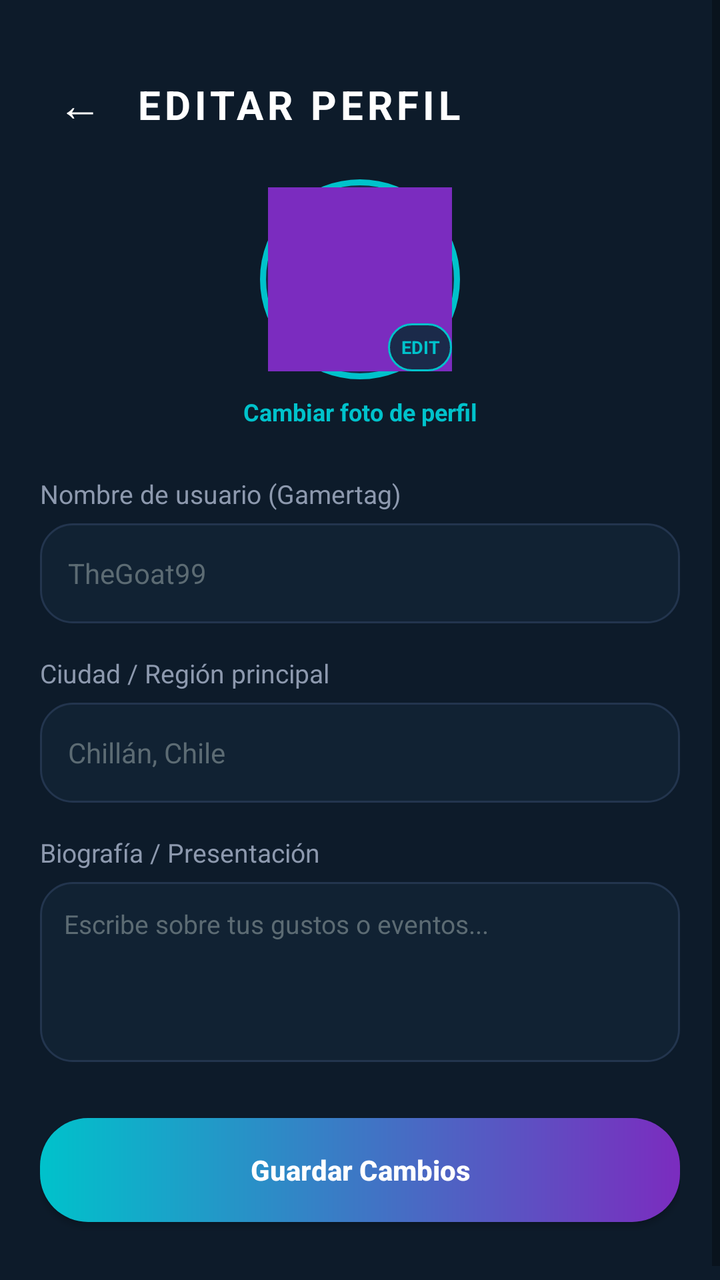
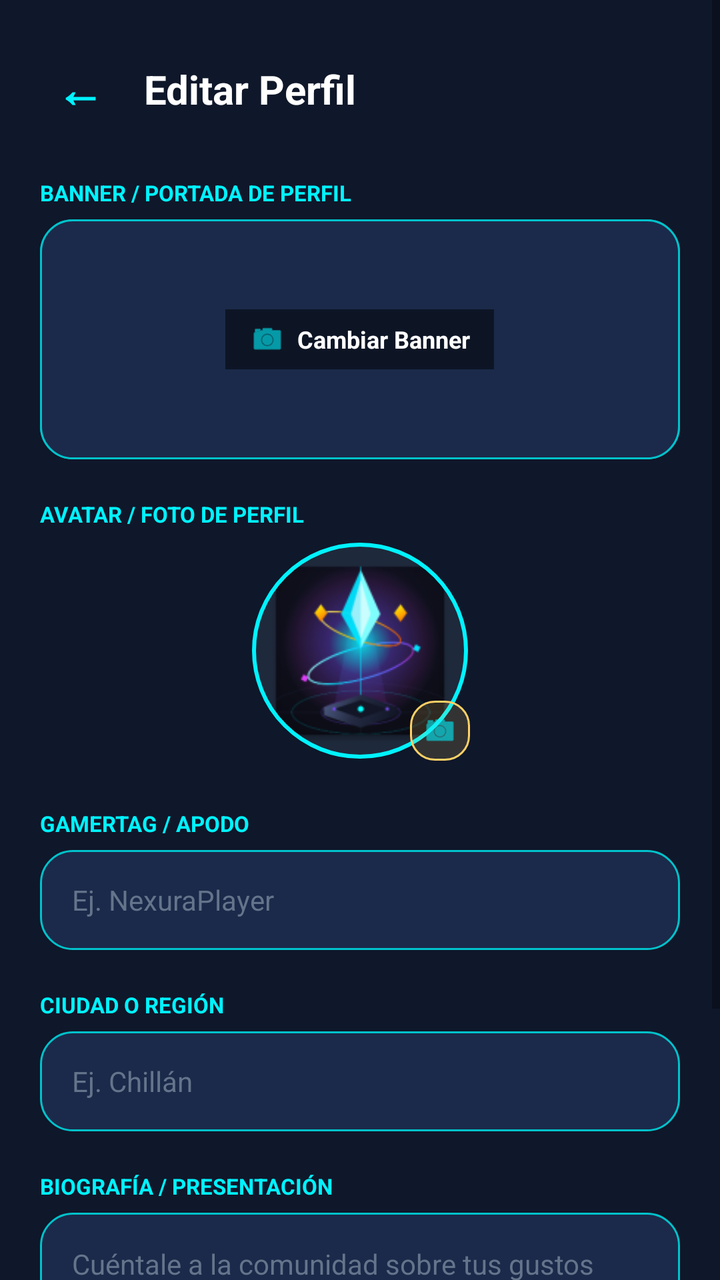

An Android layout rendered at two revisions. The XML below is the earlier revision; the diff shows what the commit changed to produce the second picture.
<!-- AndroidManifest.xml: application theme Theme.Nexura -->
<!-- res/layout/activity_editar_perfil.xml -->
<?xml version="1.0" encoding="utf-8"?>
<ScrollView xmlns:android="http://schemas.android.com/apk/res/android"
    xmlns:app="http://schemas.android.com/apk/res-auto"
    xmlns:tools="http://schemas.android.com/tools"
    android:layout_width="match_parent"
    android:layout_height="match_parent"
    android:background="@color/bg_dark"
    android:fillViewport="true"
    tools:context=".ui.EditarPerfil">

    <androidx.constraintlayout.widget.ConstraintLayout
        android:layout_width="match_parent"
        android:layout_height="wrap_content"
        android:padding="20dp">

        <TextView
            android:id="@+id/btnBackEditProfile"
            android:layout_width="40dp"
            android:layout_height="40dp"
            android:layout_marginTop="12dp"
            android:gravity="center"
            android:text="←"
            android:textColor="@color/text_white"
            android:textSize="22sp"
            app:layout_constraintStart_toStartOf="parent"
            app:layout_constraintTop_toTopOf="parent" />

        <TextView
            android:id="@+id/tvEditProfileTitle"
            android:layout_width="wrap_content"
            android:layout_height="wrap_content"
            android:layout_marginStart="8dp"
            android:letterSpacing="0.1"
            android:text="EDITAR PERFIL"
            android:textColor="@color/text_white"
            android:textSize="20sp"
            android:textStyle="bold"
            app:layout_constraintBottom_toBottomOf="@id/btnBackEditProfile"
            app:layout_constraintStart_toEndOf="@id/btnBackEditProfile"
            app:layout_constraintTop_toTopOf="@id/btnBackEditProfile" />

        <FrameLayout
            android:id="@+id/frameEditAvatar"
            android:layout_width="100dp"
            android:layout_height="100dp"
            android:layout_marginTop="24dp"
            android:background="@drawable/avatar"
            android:padding="4dp"
            app:layout_constraintEnd_toEndOf="parent"
            app:layout_constraintStart_toStartOf="parent"
            app:layout_constraintTop_toBottomOf="@id/tvEditProfileTitle">

            <ImageView
                android:id="@+id/ivEditAvatar"
                android:layout_width="match_parent"
                android:layout_height="match_parent"
                android:background="@color/electric_purple"
                android:scaleType="centerCrop" />

            <TextView
                android:layout_width="32dp"
                android:layout_height="24dp"
                android:layout_gravity="bottom|end"
                android:background="@drawable/categoria"
                android:gravity="center"
                android:text="EDIT"
                android:textColor="@color/neon_cyan"
                android:textSize="9sp"
                android:textStyle="bold" />
        </FrameLayout>

        <TextView
            android:id="@+id/btnChangePhotoText"
            android:layout_width="wrap_content"
            android:layout_height="wrap_content"
            android:layout_marginTop="8dp"
            android:text="Cambiar foto de perfil"
            android:textColor="@color/neon_cyan"
            android:textSize="12sp"
            android:textStyle="bold"
            app:layout_constraintEnd_toEndOf="parent"
            app:layout_constraintStart_toStartOf="parent"
            app:layout_constraintTop_toBottomOf="@id/frameEditAvatar" />

        <TextView
            android:id="@+id/lblEditUsername"
            android:layout_width="wrap_content"
            android:layout_height="wrap_content"
            android:layout_marginTop="24dp"
            android:text="Nombre de usuario (Gamertag)"
            android:textColor="@color/text_gray"
            android:textSize="13sp"
            app:layout_constraintStart_toStartOf="parent"
            app:layout_constraintTop_toBottomOf="@id/btnChangePhotoText" />

        <EditText
            android:id="@+id/etEditGamertag"
            android:layout_width="0dp"
            android:layout_height="50dp"
            android:layout_marginTop="6dp"
            android:background="@drawable/input"
            android:hint="TheGoat99"
            android:paddingHorizontal="14dp"
            android:textColor="@color/text_white"
            android:textColorHint="@color/text_hint"
            android:textSize="14sp"
            app:layout_constraintEnd_toEndOf="parent"
            app:layout_constraintStart_toStartOf="parent"
            app:layout_constraintTop_toBottomOf="@id/lblEditUsername" />

        <TextView
            android:id="@+id/lblEditCity"
            android:layout_width="wrap_content"
            android:layout_height="wrap_content"
            android:layout_marginTop="16dp"
            android:text="Ciudad / Región principal"
            android:textColor="@color/text_gray"
            android:textSize="13sp"
            app:layout_constraintStart_toStartOf="parent"
            app:layout_constraintTop_toBottomOf="@id/etEditGamertag" />

        <EditText
            android:id="@+id/etEditCity"
            android:layout_width="0dp"
            android:layout_height="50dp"
            android:layout_marginTop="6dp"
            android:background="@drawable/input"
            android:hint="Chillán, Chile"
            android:paddingHorizontal="14dp"
            android:textColor="@color/text_white"
            android:textColorHint="@color/text_hint"
            android:textSize="14sp"
            app:layout_constraintEnd_toEndOf="parent"
            app:layout_constraintStart_toStartOf="parent"
            app:layout_constraintTop_toBottomOf="@id/lblEditCity" />

        <TextView
            android:id="@+id/lblEditBio"
            android:layout_width="wrap_content"
            android:layout_height="wrap_content"
            android:layout_marginTop="16dp"
            android:text="Biografía / Presentación"
            android:textColor="@color/text_gray"
            android:textSize="13sp"
            app:layout_constraintStart_toStartOf="parent"
            app:layout_constraintTop_toBottomOf="@id/etEditCity" />

        <EditText
            android:id="@+id/etEditBio"
            android:layout_width="0dp"
            android:layout_height="90dp"
            android:layout_marginTop="6dp"
            android:background="@drawable/input"
            android:gravity="top"
            android:hint="Escribe sobre tus gustos o eventos..."
            android:inputType="textMultiLine"
            android:padding="12dp"
            android:textColor="@color/text_white"
            android:textColorHint="@color/text_hint"
            android:textSize="13sp"
            app:layout_constraintEnd_toEndOf="parent"
            app:layout_constraintStart_toStartOf="parent"
            app:layout_constraintTop_toBottomOf="@id/lblEditBio" />

        <androidx.appcompat.widget.AppCompatButton
            android:id="@+id/btnSaveProfile"
            android:layout_width="0dp"
            android:layout_height="52dp"
            android:layout_marginTop="28dp"
            android:layout_marginBottom="16dp"
            android:background="@drawable/boton_gradiante"
            android:text="Guardar Cambios"
            android:textAllCaps="false"
            android:textColor="@color/text_white"
            android:textSize="14sp"
            android:textStyle="bold"
            app:layout_constraintBottom_toBottomOf="parent"
            app:layout_constraintEnd_toEndOf="parent"
            app:layout_constraintStart_toStartOf="parent"
            app:layout_constraintTop_toBottomOf="@id/etEditBio" />

    </androidx.constraintlayout.widget.ConstraintLayout>
</ScrollView>
<!-- resources referenced by this layout -->
<resources>
  <color name="bg_dark">#0D1B2A</color>
  <color name="electric_purple">#7B2CBF</color>
  <color name="neon_cyan">#00C2CB</color>
  <color name="text_gray">#8D99AE</color>
  <color name="text_hint">#5C6B73</color>
  <color name="text_white">#FFFFFF</color>
  <!-- drawable avatar (drawable) -->
  <?xml version="1.0" encoding="utf-8"?>
  <shape xmlns:android="http://schemas.android.com/apk/res/android"
      android:shape="oval">
      <solid android:color="@color/surface_card" />
      <stroke android:width="3dp" android:color="@color/neon_cyan" />
  </shape>
  <!-- drawable boton_gradiante (drawable) -->
  <?xml version="1.0" encoding="utf-8"?>
  <shape xmlns:android="http://schemas.android.com/apk/res/android"
      android:shape="rectangle">
      <gradient
          android:startColor="#00C2CB"
          android:endColor="#7B2CBF"
          android:angle="0" />
      <corners android:radius="24dp" />
  </shape>
  <!-- drawable categoria (drawable) -->
  <?xml version="1.0" encoding="utf-8"?>
  <shape xmlns:android="http://schemas.android.com/apk/res/android"
      android:shape="rectangle">
      <solid android:color="@color/surface_card" />
      <stroke android:width="1dp" android:color="@color/neon_cyan" />
      <corners android:radius="16dp" />
  </shape>
  <!-- drawable input (drawable) -->
  <?xml version="1.0" encoding="utf-8"?>
  <shape xmlns:android="http://schemas.android.com/apk/res/android"
      android:shape="rectangle">
      <solid android:color="@color/input_bg" />
      <stroke
          android:width="1dp"
          android:color="#23354E" />
      <corners android:radius="16dp" />
  </shape>
  <style name="Theme.Nexura" parent="Theme.MaterialComponents.DayNight.DarkActionBar">
          
          <item name="colorPrimary">@color/purple_500</item>
          <item name="colorPrimaryVariant">@color/purple_700</item>
          <item name="colorOnPrimary">@color/white</item>
          
          <item name="colorSecondary">@color/teal_200</item>
          <item name="colorSecondaryVariant">@color/teal_700</item>
          <item name="colorOnSecondary">@color/black</item>
          
          <item name="android:statusBarColor">?attr/colorPrimaryVariant</item>
          
      </style>
  <color name="surface_card">#1B2A4A</color>
  <color name="input_bg">#112233</color>
  <color name="purple_500">#FF6200EE</color>
  <color name="purple_700">#FF3700B3</color>
  <color name="white">#FFFFFFFF</color>
  <color name="teal_200">#FF03DAC5</color>
  <color name="teal_700">#FF018786</color>
  <color name="black">#FF000000</color>
</resources>

<!-- the commit's change to res/layout/activity_editar_perfil.xml (unified diff, before → after) -->
@@ -1,183 +1,278 @@
 <?xml version="1.0" encoding="utf-8"?>
-<ScrollView xmlns:android="http://schemas.android.com/apk/res/android"
+<FrameLayout xmlns:android="http://schemas.android.com/apk/res/android"
     xmlns:app="http://schemas.android.com/apk/res-auto"
     xmlns:tools="http://schemas.android.com/tools"
     android:layout_width="match_parent"
     android:layout_height="match_parent"
-    android:background="@color/bg_dark"
-    android:fillViewport="true"
-    tools:context=".ui.EditarPerfil">
-
-    <androidx.constraintlayout.widget.ConstraintLayout
+    android:background="#0F172A">
+
+    <ScrollView
         android:layout_width="match_parent"
-        android:layout_height="wrap_content"
-        android:padding="20dp">
-
-        <TextView
-            android:id="@+id/btnBackEditProfile"
-            android:layout_width="40dp"
-            android:layout_height="40dp"
-            android:layout_marginTop="12dp"
+        android:layout_height="match_parent"
+        android:fillViewport="true">
+
+        <LinearLayout
+            android:layout_width="match_parent"
+            android:layout_height="wrap_content"
+            android:orientation="vertical"
+            android:padding="20dp">
+
+            
+            <LinearLayout
+                android:layout_width="match_parent"
+                android:layout_height="wrap_content"
+                android:gravity="center_vertical"
+                android:orientation="horizontal">
+
+                <TextView
+                    android:id="@+id/btnBackEditProfile"
+                    android:layout_width="wrap_content"
+                    android:layout_height="wrap_content"
+                    android:padding="8dp"
+                    android:text="←"
+                    android:textColor="#00F2FE"
+                    android:textSize="24sp"
+                    android:textStyle="bold" />
+
+                <TextView
+                    android:layout_width="0dp"
+                    android:layout_height="wrap_content"
+                    android:layout_marginStart="12dp"
+                    android:layout_weight="1"
+                    android:text="Editar Perfil"
+                    android:textColor="#FFFFFF"
+                    android:textSize="20sp"
+                    android:textStyle="bold" />
+            </LinearLayout>
+
+            
+            <TextView
+                android:layout_width="wrap_content"
+                android:layout_height="wrap_content"
+                android:layout_marginTop="20dp"
+                android:layout_marginBottom="6dp"
+                android:text="BANNER / PORTADA DE PERFIL"
+                android:textColor="#00F2FE"
+                android:textSize="11sp"
+                android:textStyle="bold" />
+
+            <FrameLayout
+                android:id="@+id/containerBannerEdit"
+                android:layout_width="match_parent"
+                android:layout_height="120dp"
+                android:layout_marginBottom="20dp"
+                android:background="@drawable/categoria">
+
+                <ImageView
+                    android:id="@+id/ivBannerEdit"
+                    android:layout_width="match_parent"
+                    android:layout_height="match_parent"
+                    android:scaleType="centerCrop"
+                    android:src="@drawable/categoria" />
+
+                
+                <LinearLayout
+                    android:layout_width="wrap_content"
+                    android:layout_height="wrap_content"
+                    android:layout_gravity="center"
+                    android:background="#80000000"
+                    android:gravity="center"
+                    android:orientation="horizontal"
+                    android:paddingHorizontal="12dp"
+                    android:paddingVertical="6dp">
+
+                    <ImageView
+                        android:layout_width="18dp"
+                        android:layout_height="18dp"
+                        android:src="@android:drawable/ic_menu_camera"
+                        app:tint="#00F2FE" />
+
+                    <TextView
+                        android:layout_width="wrap_content"
+                        android:layout_height="wrap_content"
+                        android:layout_marginStart="6dp"
+                        android:text="Cambiar Banner"
+                        android:textColor="#FFFFFF"
+                        android:textSize="12sp"
+                        android:textStyle="bold" />
+                </LinearLayout>
+            </FrameLayout>
+
+            
+            <TextView
+                android:layout_width="wrap_content"
+                android:layout_height="wrap_content"
+                android:layout_marginBottom="6dp"
+                android:text="AVATAR / FOTO DE PERFIL"
+                android:textColor="#00F2FE"
+                android:textSize="11sp"
+                android:textStyle="bold" />
+
+            <FrameLayout
+                android:layout_width="110dp"
+                android:layout_height="110dp"
+                android:layout_gravity="center_horizontal"
+                android:layout_marginBottom="24dp">
+
+                <com.google.android.material.imageview.ShapeableImageView
+                    android:id="@+id/ivAvatarEdit"
+                    android:layout_width="match_parent"
+                    android:layout_height="match_parent"
+                    android:background="#1E293B"
+                    android:padding="2dp"
+                    android:scaleType="centerCrop"
+                    android:src="@mipmap/ic_launcher"
+                    app:shapeAppearanceOverlay="@style/ShapeAppearance.Material3.Corner.Full"
+                    app:strokeColor="#00F2FE"
+                    app:strokeWidth="2dp" />
+
+                <ImageView
+                    android:layout_width="30dp"
+                    android:layout_height="30dp"
+                    android:layout_gravity="bottom|end"
+                    android:background="@drawable/badge"
+                    android:contentDescription="Cambiar Avatar"
+                    android:padding="6dp"
+                    android:src="@android:drawable/ic_menu_camera"
+                    app:tint="#00F2FE" />
+            </FrameLayout>
+
+            
+            <LinearLayout
+                android:layout_width="match_parent"
+                android:layout_height="wrap_content"
+                android:orientation="vertical">
+
+                
+                <TextView
+                    android:layout_width="wrap_content"
+                    android:layout_height="wrap_content"
+                    android:layout_marginBottom="6dp"
+                    android:text="GAMERTAG / APODO"
+                    android:textColor="#00F2FE"
+                    android:textSize="11sp"
+                    android:textStyle="bold" />
+
+                <EditText
+                    android:id="@+id/etGamertagEdit"
+                    android:layout_width="match_parent"
+                    android:layout_height="50dp"
+                    android:layout_marginBottom="20dp"
+                    android:background="@drawable/categoria"
+                    android:hint="Ej. NexuraPlayer"
+                    android:inputType="textPersonName"
+                    android:paddingHorizontal="16dp"
+                    android:textColor="#FFFFFF"
+                    android:textColorHint="#64748B"
+                    android:textSize="14sp" />
+
+                
+                <TextView
+                    android:layout_width="wrap_content"
+                    android:layout_height="wrap_content"
+                    android:layout_marginBottom="6dp"
+                    android:text="CIUDAD O REGIÓN"
+                    android:textColor="#00F2FE"
+                    android:textSize="11sp"
+                    android:textStyle="bold" />
+
+                <EditText
+                    android:id="@+id/etCityEdit"
+                    android:layout_width="match_parent"
+                    android:layout_height="50dp"
+                    android:layout_marginBottom="20dp"
+                    android:background="@drawable/categoria"
+                    android:hint="Ej. Chillán"
+                    android:inputType="textCapWords"
+                    android:paddingHorizontal="16dp"
+                    android:textColor="#FFFFFF"
+                    android:textColorHint="#64748B"
+                    android:textSize="14sp" />
+
+                
+                <TextView
+                    android:layout_width="wrap_content"
+                    android:layout_height="wrap_content"
+                    android:layout_marginBottom="6dp"
+                    android:text="BIOGRAFÍA / PRESENTACIÓN"
+                    android:textColor="#00F2FE"
+                    android:textSize="11sp"
+                    android:textStyle="bold" />
+
+                <EditText
+                    android:id="@+id/etBioEdit"
+                    android:layout_width="match_parent"
+                    android:layout_height="100dp"
+                    android:layout_marginBottom="32dp"
+                    android:background="@drawable/categoria"
+                    android:gravity="top|start"
+                    android:hint="Cuéntale a la comunidad sobre tus gustos gaming, eventos que te interesan, etc."
+                    android:inputType="textMultiLine"
+                    android:padding="16dp"
+                    android:textColor="#FFFFFF"
+                    android:textColorHint="#64748B"
+                    android:textSize="14sp" />
+
+                
+                <Button
+                    android:id="@+id/btnSaveProfile"
+                    android:layout_width="match_parent"
+                    android:layout_height="54dp"
+                    android:backgroundTint="#00F2FE"
+                    android:text="GUARDAR CAMBIOS"
+                    android:textColor="#0F172A"
+                    android:textSize="14sp"
+                    android:textStyle="bold" />
+
+            </LinearLayout>
+        </LinearLayout>
+    </ScrollView>
+
+    
+    <include layout="@layout/activity_loading_overlay" />
+
+</FrameLayout>
+<!-- res/layout/activity_loading_overlay.xml (included above) -->
+<?xml version="1.0" encoding="utf-8"?>
+<FrameLayout xmlns:android="http://schemas.android.com/apk/res/android"
+    xmlns:app="http://schemas.android.com/apk/res-auto"
+    android:id="@+id/layoutLoadingOverlay"
+    android:layout_width="match_parent"
+    android:layout_height="match_parent"
+    android:background="#B30F172A"
+    android:clickable="true"
+    android:focusable="true"
+    android:visibility="gone">
+
+    <androidx.cardview.widget.CardView
+        android:layout_width="200dp"
+        android:layout_height="140dp"
+        android:layout_gravity="center"
+        app:cardBackgroundColor="#1E293B"
+        app:cardCornerRadius="20dp"
+        app:cardElevation="8dp">
+
+        <LinearLayout
+            android:layout_width="match_parent"
+            android:layout_height="match_parent"
             android:gravity="center"
-            android:text="←"
-            android:textColor="@color/text_white"
-            android:textSize="22sp"
-            app:layout_constraintStart_toStartOf="parent"
-            app:layout_constraintTop_toTopOf="parent" />
-
-        <TextView
-            android:id="@+id/tvEditProfileTitle"
-            android:layout_width="wrap_content"
-            android:layout_height="wrap_content"
-            android:layout_marginStart="8dp"
-            android:letterSpacing="0.1"
-            android:text="EDITAR PERFIL"
-            android:textColor="@color/text_white"
-            android:textSize="20sp"
-            android:textStyle="bold"
-            app:layout_constraintBottom_toBottomOf="@id/btnBackEditProfile"
-            app:layout_constraintStart_toEndOf="@id/btnBackEditProfile"
-            app:layout_constraintTop_toTopOf="@id/btnBackEditProfile" />
-
-        <FrameLayout
-            android:id="@+id/frameEditAvatar"
-            android:layout_width="100dp"
-            android:layout_height="100dp"
-            android:layout_marginTop="24dp"
-            android:background="@drawable/avatar"
-            android:padding="4dp"
-            app:layout_constraintEnd_toEndOf="parent"
-            app:layout_constraintStart_toStartOf="parent"
-            app:layout_constraintTop_toBottomOf="@id/tvEditProfileTitle">
-
-            <ImageView
-                android:id="@+id/ivEditAvatar"
-                android:layout_width="match_parent"
-                android:layout_height="match_parent"
-                android:background="@color/electric_purple"
-                android:scaleType="centerCrop" />
+            android:orientation="vertical"
+            android:padding="16dp">
+
+            <ProgressBar
+                android:layout_width="48dp"
+                android:layout_height="48dp"
+                android:indeterminateTint="#00F2FE" />
 
             <TextView
-                android:layout_width="32dp"
-                android:layout_height="24dp"
-                android:layout_gravity="bottom|end"
-                android:background="@drawable/categoria"
-                android:gravity="center"
-                android:text="EDIT"
-                android:textColor="@color/neon_cyan"
-                android:textSize="9sp"
+                android:id="@+id/tvLoadingText"
+                android:layout_width="wrap_content"
+                android:layout_height="wrap_content"
+                android:layout_marginTop="12dp"
+                android:text="Conectando..."
+                android:textColor="#FFFFFF"
+                android:textSize="12sp"
                 android:textStyle="bold" />
-        </FrameLayout>
-
-        <TextView
-            android:id="@+id/btnChangePhotoText"
-            android:layout_width="wrap_content"
-            android:layout_height="wrap_content"
-            android:layout_marginTop="8dp"
-            android:text="Cambiar foto de perfil"
-            android:textColor="@color/neon_cyan"
-            android:textSize="12sp"
-            android:textStyle="bold"
-            app:layout_constraintEnd_toEndOf="parent"
-            app:layout_constraintStart_toStartOf="parent"
-            app:layout_constraintTop_toBottomOf="@id/frameEditAvatar" />
-
-        <TextView
-            android:id="@+id/lblEditUsername"
-            android:layout_width="wrap_content"
-            android:layout_height="wrap_content"
-            android:layout_marginTop="24dp"
-            android:text="Nombre de usuario (Gamertag)"
-            android:textColor="@color/text_gray"
-            android:textSize="13sp"
-            app:layout_constraintStart_toStartOf="parent"
-            app:layout_constraintTop_toBottomOf="@id/btnChangePhotoText" />
-
-        <EditText
-            android:id="@+id/etEditGamertag"
-            android:layout_width="0dp"
-            android:layout_height="50dp"
-            android:layout_marginTop="6dp"
-            android:background="@drawable/input"
-            android:hint="TheGoat99"
-            android:paddingHorizontal="14dp"
-            android:textColor="@color/text_white"
-            android:textColorHint="@color/text_hint"
-            android:textSize="14sp"
-            app:layout_constraintEnd_toEndOf="parent"
-            app:layout_constraintStart_toStartOf="parent"
-            app:layout_constraintTop_toBottomOf="@id/lblEditUsername" />
-
-        <TextView
-            android:id="@+id/lblEditCity"
-            android:layout_width="wrap_content"
-            android:layout_height="wrap_content"
-            android:layout_marginTop="16dp"
-            android:text="Ciudad / Región principal"
-            android:textColor="@color/text_gray"
-            android:textSize="13sp"
-            app:layout_constraintStart_toStartOf="parent"
-            app:layout_constraintTop_toBottomOf="@id/etEditGamertag" />
-
-        <EditText
-            android:id="@+id/etEditCity"
-            android:layout_width="0dp"
-            android:layout_height="50dp"
-            android:layout_marginTop="6dp"
-            android:background="@drawable/input"
-            android:hint="Chillán, Chile"
-            android:paddingHorizontal="14dp"
-            android:textColor="@color/text_white"
-            android:textColorHint="@color/text_hint"
-            android:textSize="14sp"
-            app:layout_constraintEnd_toEndOf="parent"
-            app:layout_constraintStart_toStartOf="parent"
-            app:layout_constraintTop_toBottomOf="@id/lblEditCity" />
-
-        <TextView
-            android:id="@+id/lblEditBio"
-            android:layout_width="wrap_content"
-            android:layout_height="wrap_content"
-            android:layout_marginTop="16dp"
-            android:text="Biografía / Presentación"
-            android:textColor="@color/text_gray"
-            android:textSize="13sp"
-            app:layout_constraintStart_toStartOf="parent"
-            app:layout_constraintTop_toBottomOf="@id/etEditCity" />
-
-        <EditText
-            android:id="@+id/etEditBio"
-            android:layout_width="0dp"
-            android:layout_height="90dp"
-            android:layout_marginTop="6dp"
-            android:background="@drawable/input"
-            android:gravity="top"
-            android:hint="Escribe sobre tus gustos o eventos..."
-            android:inputType="textMultiLine"
-            android:padding="12dp"
-            android:textColor="@color/text_white"
-            android:textColorHint="@color/text_hint"
-            android:textSize="13sp"
-            app:layout_constraintEnd_toEndOf="parent"
-            app:layout_constraintStart_toStartOf="parent"
-            app:layout_constraintTop_toBottomOf="@id/lblEditBio" />
-
-        <androidx.appcompat.widget.AppCompatButton
-            android:id="@+id/btnSaveProfile"
-            android:layout_width="0dp"
-            android:layout_height="52dp"
-            android:layout_marginTop="28dp"
-            android:layout_marginBottom="16dp"
-            android:background="@drawable/boton_gradiante"
-            android:text="Guardar Cambios"
-            android:textAllCaps="false"
-            android:textColor="@color/text_white"
-            android:textSize="14sp"
-            android:textStyle="bold"
-            app:layout_constraintBottom_toBottomOf="parent"
-            app:layout_constraintEnd_toEndOf="parent"
-            app:layout_constraintStart_toStartOf="parent"
-            app:layout_constraintTop_toBottomOf="@id/etEditBio" />
-
-    </androidx.constraintlayout.widget.ConstraintLayout>
-</ScrollView>
+        </LinearLayout>
+    </androidx.cardview.widget.CardView>
+</FrameLayout>
<!-- resource entries referenced after the edit -->
@@ -1,28 +1,14 @@
 <!-- resources referenced by this layout -->
 <resources>
-  <color name="bg_dark">#0D1B2A</color>
-  <color name="electric_purple">#7B2CBF</color>
-  <color name="neon_cyan">#00C2CB</color>
-  <color name="text_gray">#8D99AE</color>
-  <color name="text_hint">#5C6B73</color>
-  <color name="text_white">#FFFFFF</color>
-  <!-- drawable avatar (drawable) -->
-  <?xml version="1.0" encoding="utf-8"?>
-  <shape xmlns:android="http://schemas.android.com/apk/res/android"
-      android:shape="oval">
-      <solid android:color="@color/surface_card" />
-      <stroke android:width="3dp" android:color="@color/neon_cyan" />
-  </shape>
-  <!-- drawable boton_gradiante (drawable) -->
+  <!-- drawable badge (drawable) -->
   <?xml version="1.0" encoding="utf-8"?>
   <shape xmlns:android="http://schemas.android.com/apk/res/android"
       android:shape="rectangle">
-      <gradient
-          android:startColor="#00C2CB"
-          android:endColor="#7B2CBF"
-          android:angle="0" />
-      <corners android:radius="24dp" />
+      <solid android:color="#26FFD166" />
+      <stroke android:width="1dp" android:color="@color/trophy_gold" />
+      <corners android:radius="12dp" />
   </shape>
+  <color name="neon_cyan">#00C2CB</color>
   <!-- drawable categoria (drawable) -->
   <?xml version="1.0" encoding="utf-8"?>
   <shape xmlns:android="http://schemas.android.com/apk/res/android"
@@ -31,16 +17,7 @@
       <stroke android:width="1dp" android:color="@color/neon_cyan" />
       <corners android:radius="16dp" />
   </shape>
-  <!-- drawable input (drawable) -->
-  <?xml version="1.0" encoding="utf-8"?>
-  <shape xmlns:android="http://schemas.android.com/apk/res/android"
-      android:shape="rectangle">
-      <solid android:color="@color/input_bg" />
-      <stroke
-          android:width="1dp"
-          android:color="#23354E" />
-      <corners android:radius="16dp" />
-  </shape>
+  <!-- mipmap ic_launcher: webp bitmap (mipmap-hdpi, 4896 bytes) -->
   <style name="Theme.Nexura" parent="Theme.MaterialComponents.DayNight.DarkActionBar">
           
           <item name="colorPrimary">@color/purple_500</item>
@@ -54,8 +31,8 @@
           <item name="android:statusBarColor">?attr/colorPrimaryVariant</item>
           
       </style>
+  <color name="trophy_gold">#FFD166</color>
   <color name="surface_card">#1B2A4A</color>
-  <color name="input_bg">#112233</color>
   <color name="purple_500">#FF6200EE</color>
   <color name="purple_700">#FF3700B3</color>
   <color name="white">#FFFFFFFF</color>
